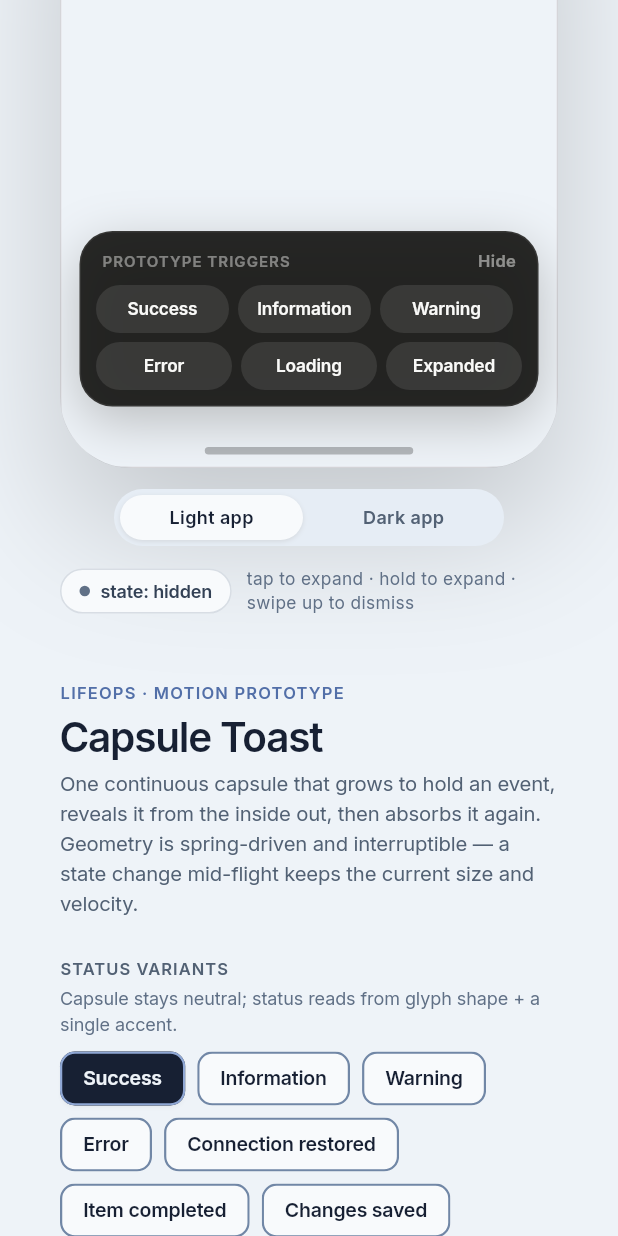
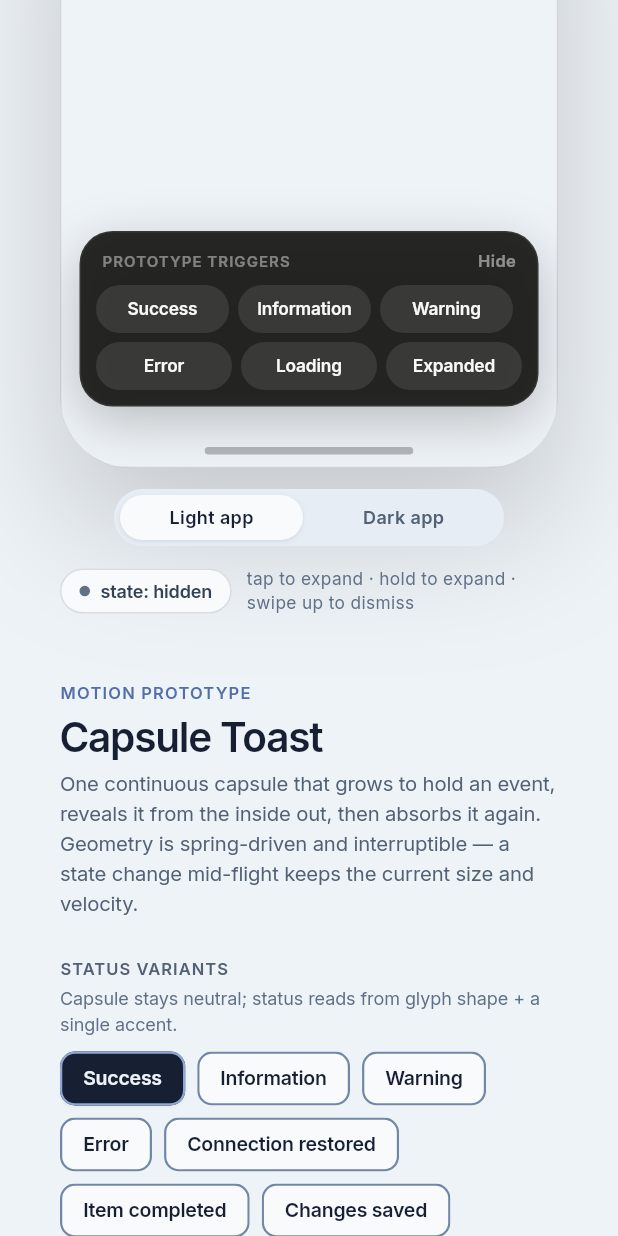
Before and after one commit to FadyFayezYounan/capsule_toast, a Flutter app: the screen it shows after launch, scrolled down 576 dp, on a phone screen of 412 x 824 dp. Run offline on Flutter 3.47's test engine with Material 3 defaults, Android fonts, the light colour scheme and no system bars; our stand-ins replace google_fonts.

Commit message:
style: update toast label text for clarity

```diff
--- a/example/lib/capsule_toast_lab.dart
+++ b/example/lib/capsule_toast_lab.dart
@@ -424,7 +424,7 @@ class _CapsuleToastLabPageState extends State<CapsuleToastLabPage> {
       mainAxisSize: MainAxisSize.min,
       children: <Widget>[
         Text(
-          'LIFEOPS · MOTION PROTOTYPE',
+          'MOTION PROTOTYPE',
           style: Lab.font(
             size: 11,
             weight: FontWeight.w600,
```
